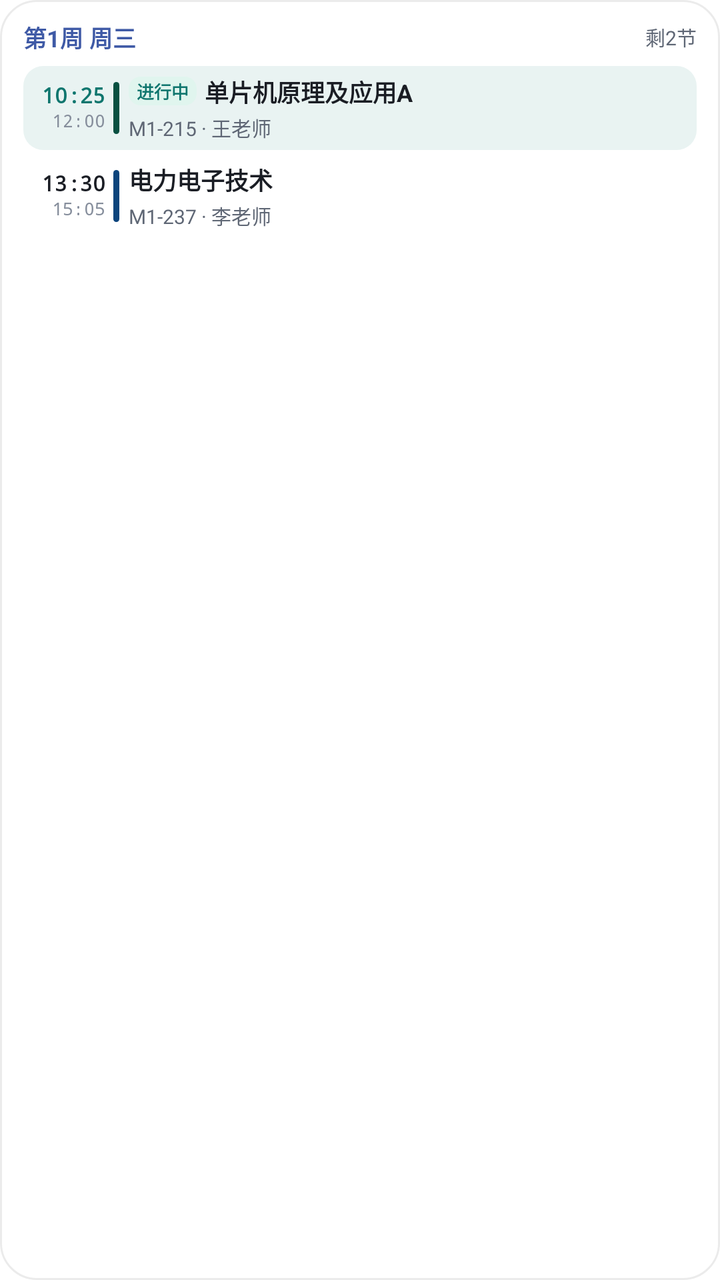
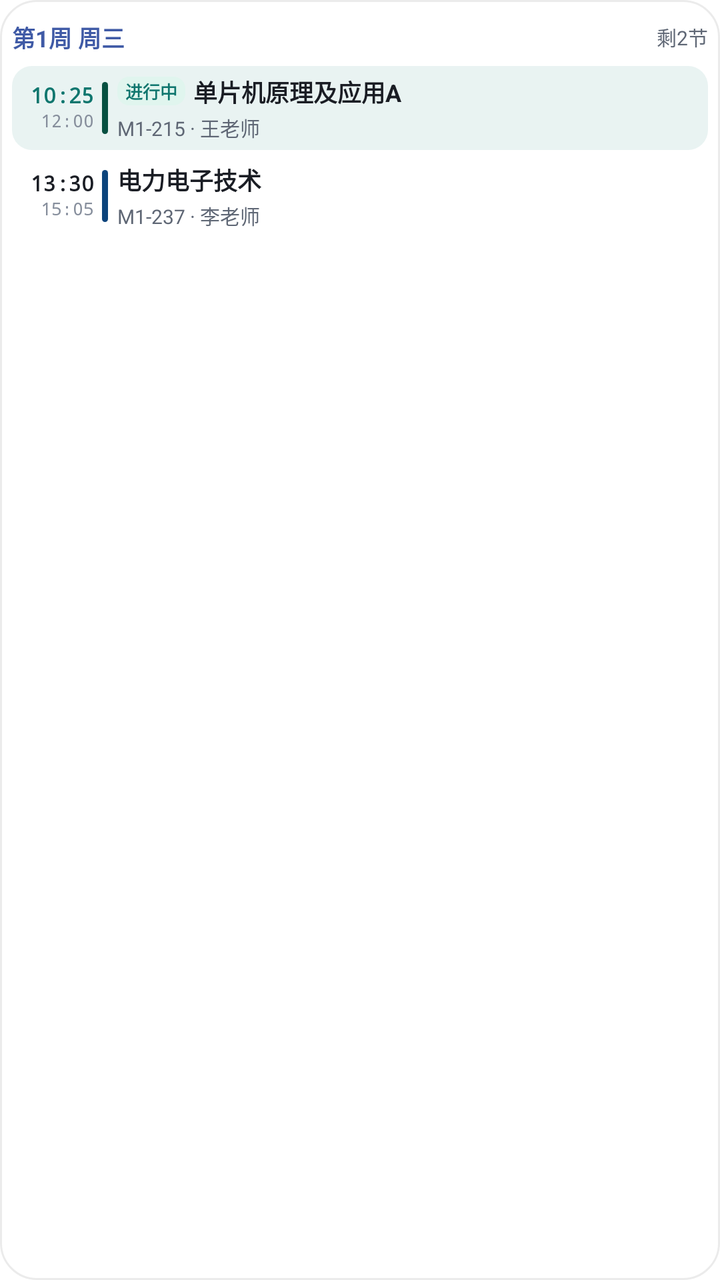

Before-and-after screenshots of an Android layout around one commit, followed by the original layout XML and the change that was made.
<!-- AndroidManifest.xml: fallback theme Theme.MaterialComponents.DayNight.NoActionBar -->
<!-- res/layout/widget_today_preview.xml -->
<?xml version="1.0" encoding="utf-8"?>
<FrameLayout xmlns:android="http://schemas.android.com/apk/res/android"
    android:layout_width="match_parent"
    android:layout_height="match_parent"
    android:background="@drawable/widget_preview_card"
    android:paddingStart="11.5dp"
    android:paddingTop="10dp"
    android:paddingEnd="11.5dp"
    android:paddingBottom="1dp">

    <LinearLayout
        android:layout_width="match_parent"
        android:layout_height="match_parent"
        android:orientation="vertical">

        <LinearLayout
            android:layout_width="match_parent"
            android:layout_height="wrap_content"
            android:gravity="center_vertical"
            android:orientation="horizontal"
            android:paddingBottom="6dp">

            <TextView
                android:layout_width="0dp"
                android:layout_height="wrap_content"
                android:layout_weight="1"
                android:includeFontPadding="false"
                android:maxLines="1"
                android:text="第1周 周三"
                android:textColor="#FF3F5AA6"
                android:textSize="11.5dp"
                android:textStyle="bold" />

            <TextView
                android:layout_width="wrap_content"
                android:layout_height="wrap_content"
                android:includeFontPadding="false"
                android:maxLines="1"
                android:text="剩2节"
                android:textColor="#FF5F6775"
                android:textSize="10dp" />
        </LinearLayout>

        <LinearLayout
            android:layout_width="match_parent"
            android:layout_height="wrap_content"
            android:background="@drawable/widget_row_highlight_ongoing_light"
            android:baselineAligned="false"
            android:gravity="center_vertical"
            android:orientation="horizontal"
            android:paddingStart="4dp"
            android:paddingTop="4dp"
            android:paddingEnd="5dp"
            android:paddingBottom="4dp">

            <LinearLayout
                android:layout_width="41dp"
                android:layout_height="wrap_content"
                android:gravity="end"
                android:orientation="vertical"
                android:paddingEnd="4dp">

                <TextView
                    android:layout_width="wrap_content"
                    android:layout_height="wrap_content"
                    android:fontFamily="monospace"
                    android:includeFontPadding="false"
                    android:text="10:25"
                    android:textColor="#FF0F766E"
                    android:textSize="10.5dp"
                    android:textStyle="bold" />

                <TextView
                    android:layout_width="wrap_content"
                    android:layout_height="wrap_content"
                    android:fontFamily="monospace"
                    android:includeFontPadding="false"
                    android:paddingTop="1dp"
                    android:text="12:00"
                    android:textColor="#FF868E9C"
                    android:textSize="9dp" />
            </LinearLayout>

            <ImageView
                android:layout_width="3dp"
                android:layout_height="26dp"
                android:contentDescription="@null"
                android:scaleType="fitXY"
                android:src="@drawable/widget_bar_pill"
                android:tint="#FF085041" />

            <LinearLayout
                android:layout_width="0dp"
                android:layout_height="wrap_content"
                android:layout_weight="1"
                android:orientation="vertical"
                android:paddingStart="4.5dp">

                <LinearLayout
                    android:layout_width="match_parent"
                    android:layout_height="wrap_content"
                    android:gravity="center_vertical"
                    android:orientation="horizontal">

                    <TextView
                        android:layout_width="wrap_content"
                        android:layout_height="wrap_content"
                        android:layout_marginEnd="4dp"
                        android:background="@drawable/widget_pill_ongoing_light"
                        android:includeFontPadding="false"
                        android:maxLines="1"
                        android:paddingStart="4dp"
                        android:paddingTop="1dp"
                        android:paddingEnd="4dp"
                        android:paddingBottom="1dp"
                        android:text="进行中"
                        android:textColor="#FF0F766E"
                        android:textSize="8.5dp"
                        android:textStyle="bold" />

                    <TextView
                        android:layout_width="0dp"
                        android:layout_height="wrap_content"
                        android:layout_weight="1"
                        android:ellipsize="end"
                        android:includeFontPadding="false"
                        android:maxLines="1"
                        android:text="单片机原理及应用A"
                        android:textColor="#FF1A1D24"
                        android:textSize="12dp"
                        android:textStyle="bold" />
                </LinearLayout>

                <TextView
                    android:layout_width="match_parent"
                    android:layout_height="wrap_content"
                    android:includeFontPadding="false"
                    android:maxLines="1"
                    android:paddingTop="2dp"
                    android:text="M1-215 · 王老师"
                    android:textColor="#FF5F6775"
                    android:textSize="10dp" />
            </LinearLayout>
        </LinearLayout>

        <LinearLayout
            android:layout_width="match_parent"
            android:layout_height="wrap_content"
            android:baselineAligned="false"
            android:gravity="center_vertical"
            android:orientation="horizontal"
            android:paddingStart="4dp"
            android:paddingTop="6dp"
            android:paddingEnd="5dp"
            android:paddingBottom="4dp">

            <LinearLayout
                android:layout_width="41dp"
                android:layout_height="wrap_content"
                android:gravity="end"
                android:orientation="vertical"
                android:paddingEnd="4dp">

                <TextView
                    android:layout_width="wrap_content"
                    android:layout_height="wrap_content"
                    android:fontFamily="monospace"
                    android:includeFontPadding="false"
                    android:text="13:30"
                    android:textColor="#FF1A1D24"
                    android:textSize="10.5dp"
                    android:textStyle="bold" />

                <TextView
                    android:layout_width="wrap_content"
                    android:layout_height="wrap_content"
                    android:fontFamily="monospace"
                    android:includeFontPadding="false"
                    android:paddingTop="1dp"
                    android:text="15:05"
                    android:textColor="#FF868E9C"
                    android:textSize="9dp" />
            </LinearLayout>

            <ImageView
                android:layout_width="3dp"
                android:layout_height="26dp"
                android:contentDescription="@null"
                android:scaleType="fitXY"
                android:src="@drawable/widget_bar_pill"
                android:tint="#FF0C447C" />

            <LinearLayout
                android:layout_width="0dp"
                android:layout_height="wrap_content"
                android:layout_weight="1"
                android:orientation="vertical"
                android:paddingStart="4.5dp">

                <TextView
                    android:layout_width="match_parent"
                    android:layout_height="wrap_content"
                    android:ellipsize="end"
                    android:includeFontPadding="false"
                    android:maxLines="1"
                    android:text="电力电子技术"
                    android:textColor="#FF1A1D24"
                    android:textSize="12dp"
                    android:textStyle="bold" />

                <TextView
                    android:layout_width="match_parent"
                    android:layout_height="wrap_content"
                    android:includeFontPadding="false"
                    android:maxLines="1"
                    android:paddingTop="2dp"
                    android:text="M1-237 · 李老师"
                    android:textColor="#FF5F6775"
                    android:textSize="10dp" />
            </LinearLayout>
        </LinearLayout>
    </LinearLayout>
</FrameLayout>
<!-- resources referenced by this layout -->
<resources>
  <!-- drawable widget_bar_pill (drawable) -->
  <?xml version="1.0" encoding="utf-8"?>
  <shape xmlns:android="http://schemas.android.com/apk/res/android"
      android:shape="rectangle">
      <solid android:color="#FFFFFFFF" />
      <corners android:radius="2dp" />
  </shape>
  <!-- drawable widget_pill_ongoing_light (drawable) -->
  <?xml version="1.0" encoding="utf-8"?>
  <shape xmlns:android="http://schemas.android.com/apk/res/android"
      android:shape="rectangle">
      <solid android:color="#FFE0F5EE" />
      <corners android:radius="6dp" />
  </shape>
  <!-- drawable widget_preview_card (drawable) -->
  <?xml version="1.0" encoding="utf-8"?>
  <shape xmlns:android="http://schemas.android.com/apk/res/android"
      android:shape="rectangle">
      <solid android:color="#FFFFFFFF" />
      <corners android:radius="18dp" />
      <stroke
          android:width="1dp"
          android:color="#14000000" />
  </shape>
  <!-- drawable widget_row_highlight_ongoing_light (drawable) -->
  <?xml version="1.0" encoding="utf-8"?>
  <shape xmlns:android="http://schemas.android.com/apk/res/android"
      android:shape="rectangle">
      <solid android:color="#170F766E" />
      <corners android:radius="10dp" />
  </shape>
</resources>

<!-- the commit's change to res/layout/widget_today_preview.xml (unified diff, before → after) -->
@@ -3,9 +3,9 @@
     android:layout_width="match_parent"
     android:layout_height="match_parent"
     android:background="@drawable/widget_preview_card"
-    android:paddingStart="11.5dp"
+    android:paddingStart="6dp"
     android:paddingTop="10dp"
-    android:paddingEnd="11.5dp"
+    android:paddingEnd="6dp"
     android:paddingBottom="1dp">
 
     <LinearLayout
